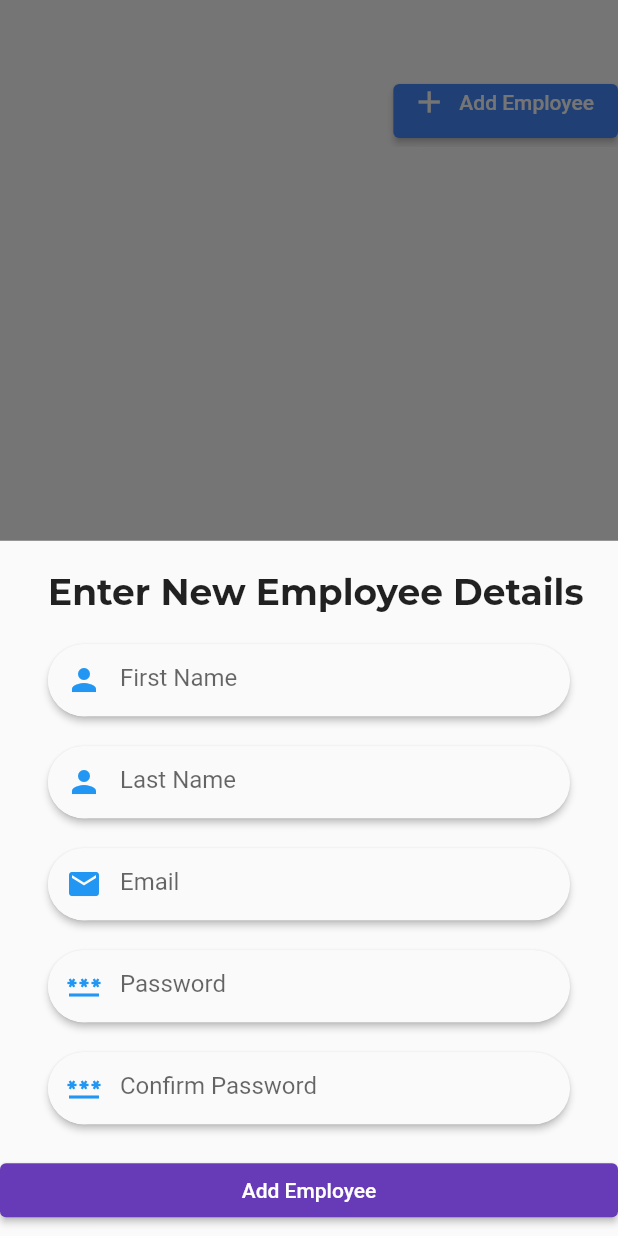
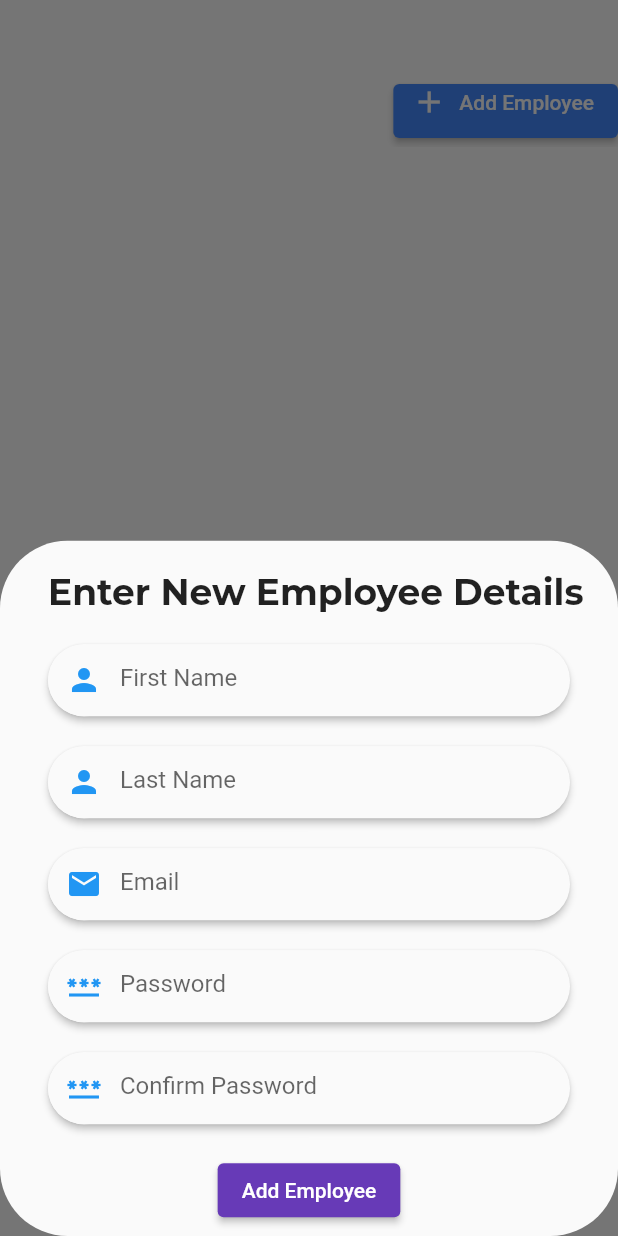
Before and after one commit to idavers/Karibu-Visitor-mobile, a Flutter app: the Employee screen opened directly, after a tap on "Add Employee", on a phone screen of 412 x 824 dp. Run offline on Flutter 3.47's test engine with Material 2 defaults, Android fonts, the phone set to English and light mode, and no system bars; our stand-ins replace google_fonts.

Commit message:
Add Employee Endpoint integration

```diff
--- a/lib/Screens/addUser.dart
+++ b/lib/Screens/addUser.dart
@@ -1,6 +1,10 @@
 // ignore: file_names
+import 'dart:convert';
+
 import 'package:flutter/material.dart';
 import 'package:google_fonts/google_fonts.dart';
+import 'dart:async';
+import 'package:http/http.dart' as http;
 
 class Employee extends StatefulWidget {
   const Employee({Key? key}) : super(key: key);
@@ -16,6 +20,8 @@ class _EmployeeState extends State<Employee> {
   final TextEditingController _password = TextEditingController();
   final TextEditingController _confirmPassword = TextEditingController();
   final TextEditingController _email = TextEditingController();
+
+  final Uri url = Uri.parse('http://67.205.140.117/api/users');
 
   @override
   Widget build(BuildContext context) {
@@ -34,7 +40,12 @@ class _EmployeeState extends State<Employee> {
               onPressed: () {
                 showModalBottomSheet<void>(
                   context: context,
-                  // shape: ,
+                  isDismissible: true,
+                  //isScrollControlled: true,
+                  enableDrag: true,
+                  shape: RoundedRectangleBorder(
+                    borderRadius: BorderRadius.circular(45.0),
+                  ),
                   builder: (BuildContext context) {
                     return SafeArea(
                         //height: 200,
@@ -215,8 +226,15 @@ class _EmployeeState extends State<Employee> {
                         const SizedBox(
                           height: 20,
                         ),
-                        ElevatedButton(
-                            onPressed: () {}, child: const Text('Add Employee'))
+                        Row(
+                            mainAxisAlignment: MainAxisAlignment.center,
+                            children: [
+                              ElevatedButton(
+                                  onPressed: () {
+                                    sendData();
+                                  },
+                                  child: const Text('Add Employee')),
+                            ]),
                       ],
                     ));
                   },
@@ -238,4 +256,19 @@ class _EmployeeState extends State<Employee> {
           ]),
     );
   }
+
+  Future<http.Response> sendData() {
+    return http.post(
+      url,
+      headers: <String, String>{
+        'Content-Type': 'application/json; charset=UTF-8',
+      },
+      body: jsonEncode(<String, String>{
+        'name': _firstName.text,
+        'email': _email.text,
+        'password': _password.text,
+        'password_confirmation': _confirmPassword.text
+      }),
+    );
+  }
 }
```
